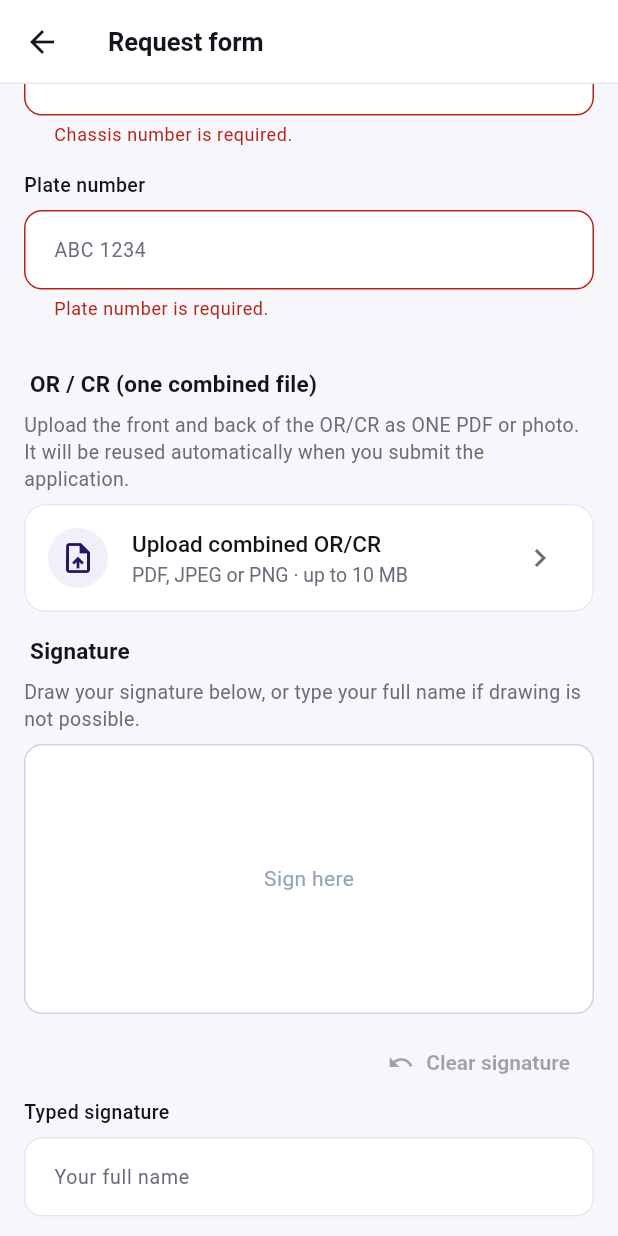
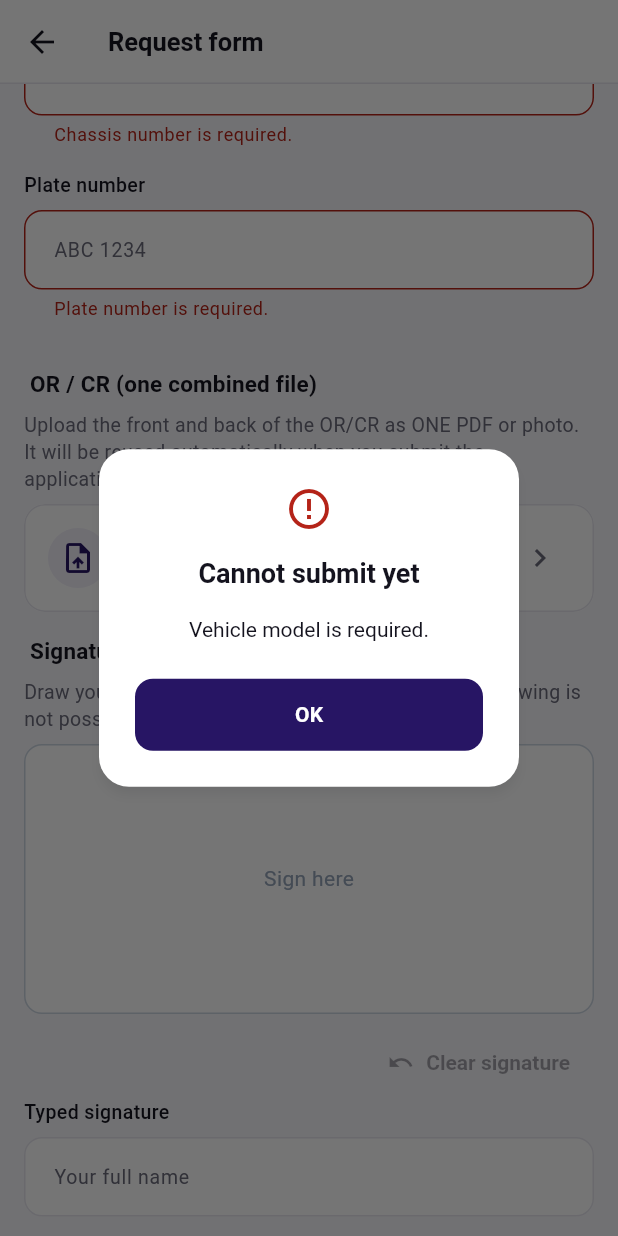
Before and after one commit to SB-mabini/SBTF-System, a Flutter app: the RequestFormScreen screen opened directly, scrolled down 1152 dp, after a tap on "Submit request", on a phone screen of 412 x 824 dp. Run offline on Flutter 3.47's test engine with Material 3 defaults, Android fonts, the phone set to English and light mode, and no system bars; our stand-ins replace firebase_core, firebase_messaging, flutter_local_notifications, flutter_riverpod, package_info_plus, qr_flutter and 2 more; missing offline and left inert: file_selector, mobile_scanner; accounts and stored records are empty.

Commit message:
feat(mobile): report form errors in a dialog instead of a top banner

```diff
--- /dev/null
+++ b/apps/mobile/lib/core/widgets/app_error_dialog.dart
@@ -0,0 +1,90 @@
+import 'package:flutter/material.dart';
+
+import '../theme.dart';
+
+/// Raises a blocking alert for a validation or action failure.
+///
+/// Forms in this app scroll, so an inline banner anchored to the top of the
+/// page is frequently off screen at the moment the driver taps Submit — the
+/// message was technically rendered but never read. Every action handler
+/// reports through this dialog instead: it appears over the current scroll
+/// position, states the problem in full, and waits to be acknowledged.
+///
+/// Load failures keep their inline placeholders (a section that cannot load
+/// says so where its content would be); this dialog is for things the driver
+/// just did.
+Future<void> showAppErrorDialog(
+  BuildContext context,
+  String message, {
+  String title = 'Please check this',
+  String dismissLabel = 'OK',
+}) {
+  return showDialog<void>(
+    context: context,
+    builder: (dialogContext) => AlertDialog(
+      icon: const Icon(
+        Icons.error_outline,
+        color: AppColors.danger,
+        size: 32,
+      ),
+      title: Text(
+        title,
+        textAlign: TextAlign.center,
+        style: const TextStyle(
+          color: AppColors.inkStrong,
+          fontSize: 18,
+          fontWeight: FontWeight.w700,
+        ),
+      ),
+      content: Text(
+        message,
+        textAlign: TextAlign.center,
+        style: const TextStyle(
+          color: AppColors.inkStrong,
+          fontSize: 14,
+          height: 1.45,
+        ),
+      ),
+      actionsAlignment: MainAxisAlignment.center,
+      actions: [
+        FilledButton(
+          onPressed: () => Navigator.of(dialogContext).pop(),
+          child: Text(dismissLabel),
+        ),
+      ],
+    ),
+  );
+}
+
+/// Reports the first invalid field of [form] the same way, then scrolls that
+/// field into view once the driver dismisses the dialog.
+///
+/// `FormState.validate()` only returns a bool, which is why a failed submit
+/// used to look like nothing happened whenever the offending field was below
+/// the fold. `validateGranularly()` names the field, so the dialog can repeat
+/// its error text and the form can reveal it.
+Future<void> showFormValidationErrors(
+  BuildContext context,
+  FormState? form, {
+  String title = 'Cannot submit yet',
+}) async {
+  final Set<FormFieldState<Object?>> invalid = form == null
+      ? const <FormFieldState<Object?>>{}
+      : form.validateGranularly();
+  if (invalid.isEmpty) return;
+
+  final field = invalid.first;
+  final message =
+      field.errorText ?? 'Please complete the highlighted fields.';
+
+  await showAppErrorDialog(context, message, title: title);
+
+  if (!field.mounted) return;
+  // A field outside a scroll view has nowhere to scroll to.
+  if (Scrollable.maybeOf(field.context) == null) return;
+  await Scrollable.ensureVisible(
+    field.context,
+    duration: const Duration(milliseconds: 250),
+    alignment: 0.2,
+  );
+}
--- a/apps/mobile/lib/features/application/request_form_screen.dart
+++ b/apps/mobile/lib/features/application/request_form_screen.dart
@@ -8,6 +8,7 @@ import '../../core/models/renewal_prefill.dart';
 import '../../core/models/toda.dart';
 import '../../core/providers.dart';
 import '../../core/theme.dart';
+import '../../core/widgets/app_error_dialog.dart';
 import '../../core/widgets/section_header.dart';
 import '../../core/widgets/signature_pad.dart';
 
@@ -76,7 +77,6 @@ class _RequestFormScreenState extends ConsumerState<RequestFormScreen> {
   bool _uploading = false;
   bool _submitting = false;
   bool _profileApplied = false;
-  String? _error;
 
   bool get _isRenewal => _type == ApplicationType.renewal;
 
@@ -245,7 +245,7 @@ class _RequestFormScreenState extends ConsumerState<RequestFormScreen> {
   Future<void> _pickOrCr() async {
     final profile = ref.read(profileProvider).valueOrNull;
     if (profile == null) {
-      setState(() => _error = 'Your profile is still loading. Please wait.');
+      _showError('Your profile is still loading. Please wait.');
       return;
     }
 
@@ -253,18 +253,15 @@ class _RequestFormScreenState extends ConsumerState<RequestFormScreen> {
     if (!mounted || picked == null) return;
 
     if (!picked.isAcceptedType) {
-      setState(() => _error = 'Choose a PDF, JPEG or PNG file.');
+      _showError('Choose a PDF, JPEG or PNG file.');
       return;
     }
     if (!picked.isWithinSizeLimit) {
-      setState(() => _error = 'The OR/CR must not exceed 10 MB.');
+      _showError('The OR/CR must not exceed 10 MB.');
       return;
     }
 
-    setState(() {
-      _uploading = true;
-      _error = null;
-    });
+    setState(() => _uploading = true);
 
     try {
       final path = await ref.read(formRequestServiceProvider).uploadOrCr(
@@ -283,10 +280,8 @@ class _RequestFormScreenState extends ConsumerState<RequestFormScreen> {
       });
     } on AppFailure catch (failure) {
       if (!mounted) return;
-      setState(() {
-        _uploading = false;
-        _error = failure.message;
-      });
+      setState(() => _uploading = false);
+      _showError(failure.message, title: 'Upload failed');
     }
   }
 
@@ -295,23 +290,23 @@ class _RequestFormScreenState extends ConsumerState<RequestFormScreen> {
   // -------------------------------------------------------------------------
   Future<void> _submit() async {
     FocusScope.of(context).unfocus();
-    if (_formKey.currentState?.validate() != true) return;
+    if (_formKey.currentState?.validate() != true) {
+      await showFormValidationErrors(context, _formKey.currentState);
+      return;
+    }
 
     final profile = ref.read(profileProvider).valueOrNull;
     if (profile == null) {
-      setState(() => _error = 'Your profile is still loading. Please wait.');
+      _showError('Your profile is still loading. Please wait.');
       return;
     }
 
     if (_orCrPath == null) {
-      setState(() => _error = 'Upload the combined OR/CR file.');
+      _showError('Upload the combined OR/CR file.');
       return;
     }
 
-    setState(() {
-      _submitting = true;
-      _error = null;
-    });
+    setState(() => _submitting = true);
 
     try {
       // Draw the signature to PNG only when the driver used the pad.
@@ -372,17 +367,15 @@ class _RequestFormScreenState extends ConsumerState<RequestFormScreen> {
       Navigator.of(context).pop(saved);
     } on AppFailure catch (failure) {
       if (!mounted) return;
-      setState(() {
-        _submitting = false;
-        _error = failure.message;
-      });
+      setState(() => _submitting = false);
+      _showError(failure.message, title: 'Request not sent');
     } catch (_) {
       if (!mounted) return;
-      setState(() {
-        _submitting = false;
-        _error =
-            'Could not submit the request. Check your connection and try again.';
-      });
+      setState(() => _submitting = false);
+      _showError(
+        'Could not submit the request. Check your connection and try again.',
+        title: 'Request not sent',
+      );
     }
   }
 
@@ -418,8 +411,17 @@ class _RequestFormScreenState extends ConsumerState<RequestFormScreen> {
       Navigator.of(context).pop();
     } on AppFailure catch (failure) {
       if (!mounted) return;
-      setState(() => _error = failure.message);
+      _showError(failure.message, title: 'Could not cancel');
     }
+  }
+
+  /// Shows a validation or action failure over the current scroll position.
+  ///
+  /// The form is long enough that the inline banner at the top could be off
+  /// screen when Submit is tapped, so every handler reports through a dialog.
+  void _showError(String message, {String title = 'Please check this'}) {
+    if (!mounted) return;
+    showAppErrorDialog(context, message, title: title);
   }
 
   // -------------------------------------------------------------------------
@@ -454,10 +456,6 @@ class _RequestFormScreenState extends ConsumerState<RequestFormScreen> {
             children: [
               if (existing?.isRejected == true) ...[
                 _RejectionBanner(reason: existing!.rejectionReason),
-                const SizedBox(height: AppSpacing.sm),
-              ],
-              if (_error != null) ...[
-                _ErrorBanner(message: _error!),
                 const SizedBox(height: AppSpacing.sm),
               ],
               const SectionHeader('Applicant'),
```
Also changed, not shown: apps/mobile/lib/features/application/application_form_screen.dart (+32 -60 lines), apps/mobile/lib/features/auth/email_verification_screen.dart (+45 -37 lines), apps/mobile/lib/features/auth/forgot_password_screen.dart (+20 -19 lines), apps/mobile/lib/features/auth/login_screen.dart (+22 -24 lines), apps/mobile/lib/features/auth/registration_screen.dart (+32 -29 lines), apps/mobile/lib/features/auth/reset_password_screen.dart (+20 -19 lines), apps/mobile/lib/features/documents/application_documents_screen.dart (+18 -59 lines), 2 other files.
